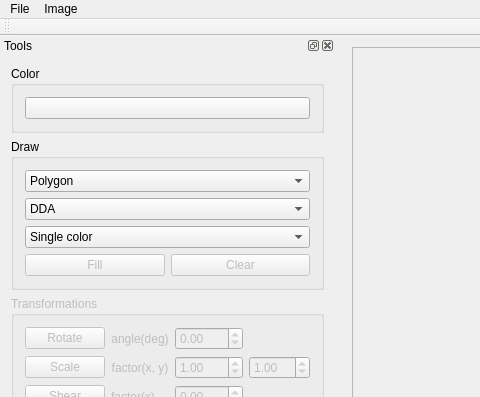
This is src/ImageViewer.ui in KeepStraigh-T/cviko2-DDA-Bresenham as Qt 5 draws it before an edit; both pictures show x 0 to 480 and y 0 to 397 of the 979 by 817 pixel window. The edited form follows.
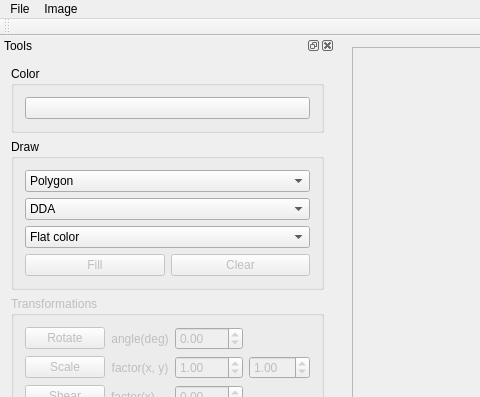
This is the edited form.

Diff of the .ui file:
```diff
--- a/src/ImageViewer.ui
+++ b/src/ImageViewer.ui
@@ -186,7 +186,7 @@
           </property>
           <item>
            <property name="text">
-            <string>Single color</string>
+            <string>Flat color</string>
            </property>
           </item>
           <item>
```
